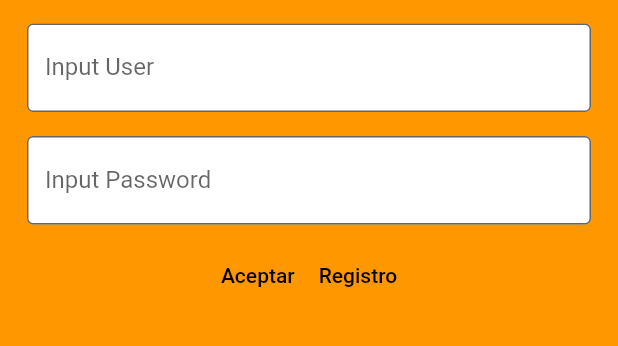
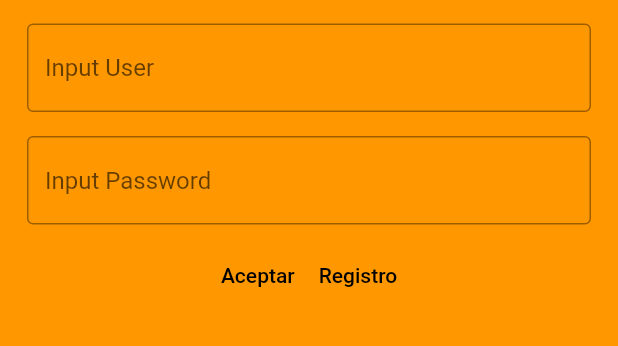
Before and after one commit to carlosguemes/KytyCarlosGuemes, a Flutter app: the screen it shows after launch, after a tap on "Aceptar", on a phone screen of 412 x 824 dp, the part 158-504 px from its top. Run offline on Flutter 3.47's test engine with Material 2 defaults, Android fonts, the light colour scheme and no system bars; our stand-ins replace cloud_firestore, firebase_auth, firebase_core; accounts and stored records are empty; network calls fail.

```diff
--- a/lib/OnBoarding/LoginView.dart
+++ b/lib/OnBoarding/LoginView.dart
@@ -1,15 +1,14 @@
-import 'package:cloud_firestore/cloud_firestore.dart';
 import 'package:firebase_auth/firebase_auth.dart';
 import 'package:flutter/material.dart';
 
 class LoginView extends StatelessWidget{
 
+
+
   late BuildContext _context;
 
   TextEditingController tecUsername = TextEditingController();
   TextEditingController tecPassword = TextEditingController();
-
-  FirebaseFirestore db = FirebaseFirestore.instance;
 
   void onClickAceptarLogin() async {
     try {
@@ -17,20 +16,7 @@ class LoginView extends StatelessWidget{
         email: tecUsername.text,
         password: tecPassword.text,
       );
-
-      String uidUsuario = FirebaseAuth.instance.currentUser!.uid;
-      DocumentSnapshot<Map<String, dynamic>> datos = await db.collection("Usuarios").doc(uidUsuario).get();
-
-      if (datos.exists) {
-        print(datos.data()?["Nombre"] + " ya está conectado manines");
-        print(datos.data()?["Edad"] + " años tiene este manín");
-        Navigator.of(_context).popAndPushNamed("/homeview");
-      }
-
-      else{
-        Navigator.of(_context).popAndPushNamed('/perfilview');
-      }
-
+      Navigator.of(_context).popAndPushNamed('/homeview');
     } on FirebaseAuthException catch (e) {
       if (e.code == 'user-not-found') {
         print('No user found for that email.');
@@ -58,10 +44,7 @@ class LoginView extends StatelessWidget{
           controller: tecUsername,
           decoration: InputDecoration(
             border: OutlineInputBorder(),
-            //hintText: 'Input User',
-            labelText: 'Input User',
-            fillColor: Colors.white,
-            filled: true,
+            hintText: 'Input User',
           ),
         ),
         ),
@@ -76,10 +59,7 @@ class LoginView extends StatelessWidget{
               controller: tecPassword,
               decoration: InputDecoration(
                 border: OutlineInputBorder(),
-                //hintText: 'Input Password',
-                labelText: 'Input Password',
-                fillColor: Colors.white,
-                filled: true,
+                hintText: 'Input Password',
               ),
               obscureText: true,
             ),
--- a/lib/OnBoarding/RegisterView.dart
+++ b/lib/OnBoarding/RegisterView.dart
@@ -22,7 +22,7 @@ class RegisterView extends StatelessWidget{
           email: usernameController.text,
           password: passwordController.text,
         );
-        Navigator.of(_context).popAndPushNamed('/perfilview');
+        Navigator.of(_context).popAndPushNamed('/homeview');
       } on FirebaseAuthException catch (e) {
         if (e.code == 'weak-password') {
           print('The password provided is too weak.');
@@ -93,7 +93,7 @@ class RegisterView extends StatelessWidget{
     ],); //Columna
 
     AppBar appBar = AppBar(
-      title: const Text('Registro'),
+      title: const Text('Login'),
       centerTitle: true,
       shadowColor: Colors.blue,
       backgroundColor: Colors.black,
--- a/lib/main.dart
+++ b/lib/main.dart
@@ -1,8 +1,8 @@
 import 'package:firebase_core/firebase_core.dart';
 import 'package:flutter/material.dart';
 import 'KytyApp.dart';
+import 'firebase_options.dart';
 
-import '../firebase_options.dart';
 
 void main() async{
   WidgetsFlutterBinding.ensureInitialized();
--- a/pubspec.yaml
+++ b/pubspec.yaml
@@ -35,7 +35,7 @@ dependencies:
   # The following adds the Cupertino Icons font to your application.
   # Use with the CupertinoIcons class for iOS style icons.
   cupertino_icons: ^1.0.2
-  firebase_core: ^2.15.1
+  firebase_core: ^2.16.0
   firebase_auth: ^4.10.0
   cloud_firestore: ^4.9.2
 
```
Also changed, not shown: lib/firebase_options.dart (added).
